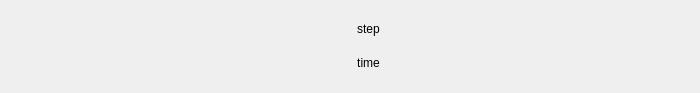
The window that res/ui/widget_item_step_info.ui (purejiang/BlankTool) describes before a commit, drawn with Qt 5.
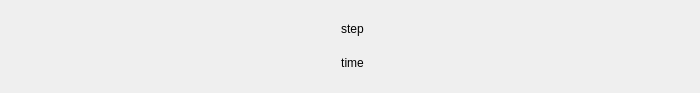
The same window after the commit.

```diff
--- a/res/ui/widget_item_step_info.ui
+++ b/res/ui/widget_item_step_info.ui
@@ -49,14 +49,14 @@
      <widget class="QLabel" name="lb_step_icon">
       <property name="minimumSize">
        <size>
-        <width>48</width>
-        <height>48</height>
+        <width>32</width>
+        <height>32</height>
        </size>
       </property>
       <property name="maximumSize">
        <size>
-        <width>48</width>
-        <height>48</height>
+        <width>32</width>
+        <height>32</height>
        </size>
       </property>
       <property name="text">
@@ -131,14 +131,14 @@
      <widget class="QLabel" name="lb_step_info_icon">
       <property name="minimumSize">
        <size>
-        <width>16</width>
-        <height>16</height>
+        <width>32</width>
+        <height>32</height>
        </size>
       </property>
       <property name="maximumSize">
        <size>
-        <width>16</width>
-        <height>16</height>
+        <width>32</width>
+        <height>32</height>
        </size>
       </property>
       <property name="text">
```
